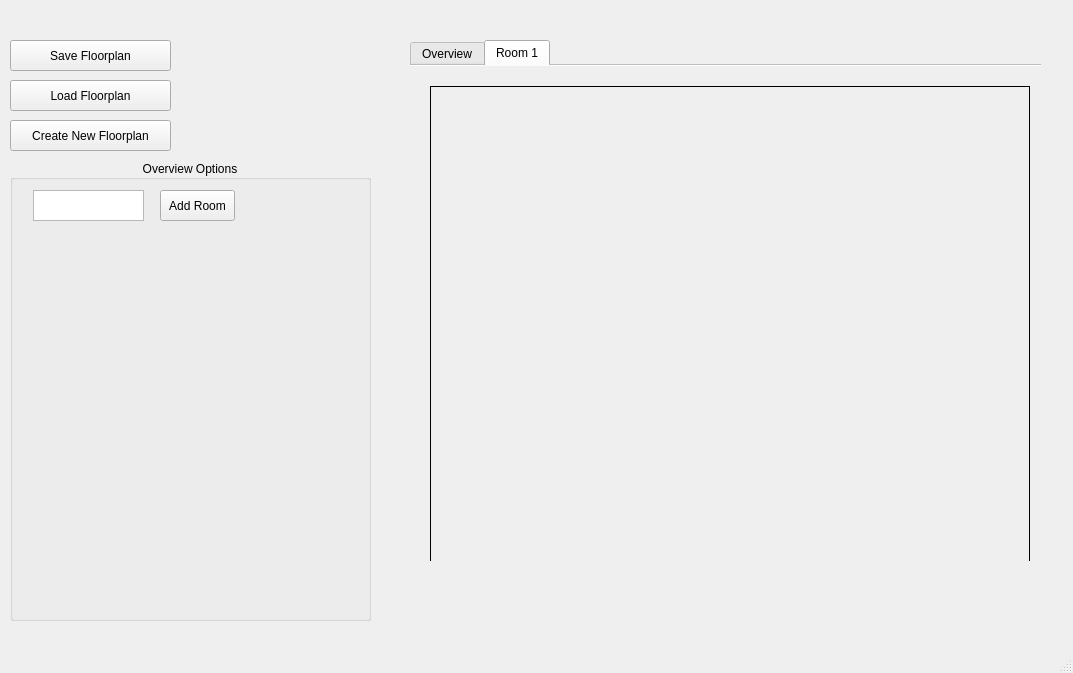
First picture: the form in floorplandesigner.ui, repository CS499-RoboVac/QtRobovac, before the edit.
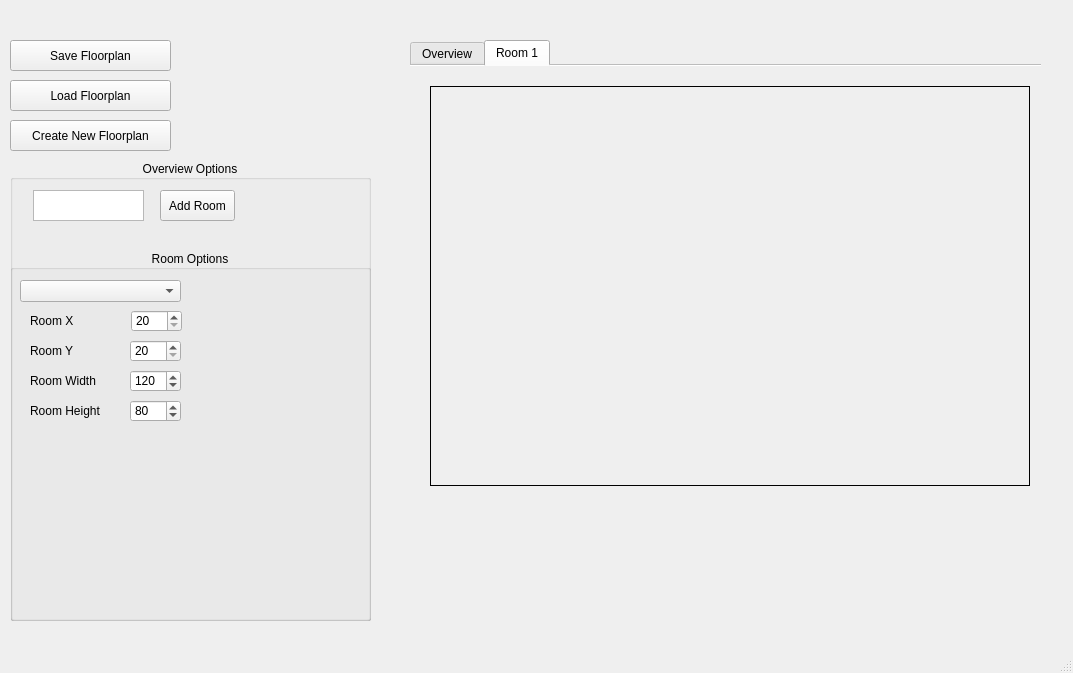
Second picture: the form after the edit. The open tabs and pages were chosen to show the change.

```diff
--- a/floorplandesigner.ui
+++ b/floorplandesigner.ui
@@ -110,7 +110,7 @@
         <x>20</x>
         <y>20</y>
         <width>600</width>
-        <height>480</height>
+        <height>400</height>
        </rect>
       </property>
       <property name="font">
@@ -168,6 +168,175 @@
       </rect>
      </property>
     </widget>
+    <widget class="QGroupBox" name="roomOptions">
+     <property name="geometry">
+      <rect>
+       <x>0</x>
+       <y>90</y>
+       <width>361</width>
+       <height>371</height>
+      </rect>
+     </property>
+     <property name="title">
+      <string>Room Options</string>
+     </property>
+     <property name="alignment">
+      <set>Qt::AlignCenter</set>
+     </property>
+     <widget class="QComboBox" name="roomOptionsComboBox">
+      <property name="geometry">
+       <rect>
+        <x>10</x>
+        <y>30</y>
+        <width>161</width>
+        <height>22</height>
+       </rect>
+      </property>
+      <property name="editable">
+       <bool>false</bool>
+      </property>
+     </widget>
+     <widget class="QSpinBox" name="roomXBox">
+      <property name="geometry">
+       <rect>
+        <x>121</x>
+        <y>60</y>
+        <width>51</width>
+        <height>22</height>
+       </rect>
+      </property>
+      <property name="minimum">
+       <number>20</number>
+      </property>
+      <property name="maximum">
+       <number>1000</number>
+      </property>
+      <property name="singleStep">
+       <number>5</number>
+      </property>
+      <property name="value">
+       <number>20</number>
+      </property>
+     </widget>
+     <widget class="QLabel" name="roomXLabel">
+      <property name="geometry">
+       <rect>
+        <x>20</x>
+        <y>60</y>
+        <width>81</width>
+        <height>21</height>
+       </rect>
+      </property>
+      <property name="text">
+       <string>Room X</string>
+      </property>
+     </widget>
+     <widget class="QLabel" name="roomYLabel">
+      <property name="geometry">
+       <rect>
+        <x>20</x>
+        <y>90</y>
+        <width>81</width>
+        <height>21</height>
+       </rect>
+      </property>
+      <property name="text">
+       <string>Room Y</string>
+      </property>
+     </widget>
+     <widget class="QLabel" name="roomWLabel">
+      <property name="geometry">
+       <rect>
+        <x>20</x>
+        <y>120</y>
+        <width>81</width>
+        <height>21</height>
+       </rect>
+      </property>
+      <property name="text">
+       <string>Room Width</string>
+      </property>
+     </widget>
+     <widget class="QLabel" name="roomHLabel">
+      <property name="geometry">
+       <rect>
+        <x>20</x>
+        <y>150</y>
+        <width>81</width>
+        <height>21</height>
+       </rect>
+      </property>
+      <property name="text">
+       <string>Room Height</string>
+      </property>
+     </widget>
+     <widget class="QSpinBox" name="roomYBox">
+      <property name="geometry">
+       <rect>
+        <x>120</x>
+        <y>90</y>
+        <width>51</width>
+        <height>22</height>
+       </rect>
+      </property>
+      <property name="minimum">
+       <number>20</number>
+      </property>
+      <property name="maximum">
+       <number>1000</number>
+      </property>
+      <property name="singleStep">
+       <number>5</number>
+      </property>
+      <property name="value">
+       <number>20</number>
+      </property>
+     </widget>
+     <widget class="QSpinBox" name="roomWBox">
+      <property name="geometry">
+       <rect>
+        <x>120</x>
+        <y>120</y>
+        <width>51</width>
+        <height>22</height>
+       </rect>
+      </property>
+      <property name="minimum">
+       <number>50</number>
+      </property>
+      <property name="maximum">
+       <number>1000</number>
+      </property>
+      <property name="singleStep">
+       <number>5</number>
+      </property>
+      <property name="value">
+       <number>120</number>
+      </property>
+     </widget>
+     <widget class="QSpinBox" name="roomHBox">
+      <property name="geometry">
+       <rect>
+        <x>120</x>
+        <y>150</y>
+        <width>51</width>
+        <height>22</height>
+       </rect>
+      </property>
+      <property name="minimum">
+       <number>50</number>
+      </property>
+      <property name="maximum">
+       <number>1000</number>
+      </property>
+      <property name="singleStep">
+       <number>5</number>
+      </property>
+      <property name="value">
+       <number>80</number>
+      </property>
+     </widget>
+    </widget>
    </widget>
   </widget>
   <widget class="QStatusBar" name="statusbar"/>
```
Left out of the diff: 2 changed lines with no effect on the pictures.
